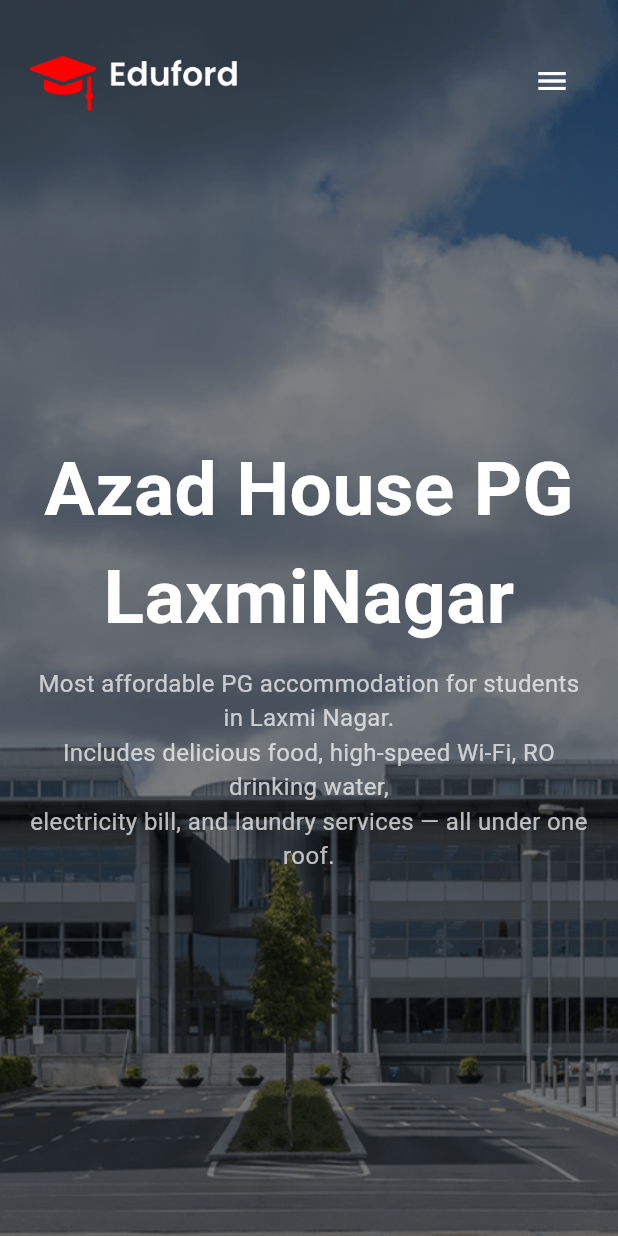
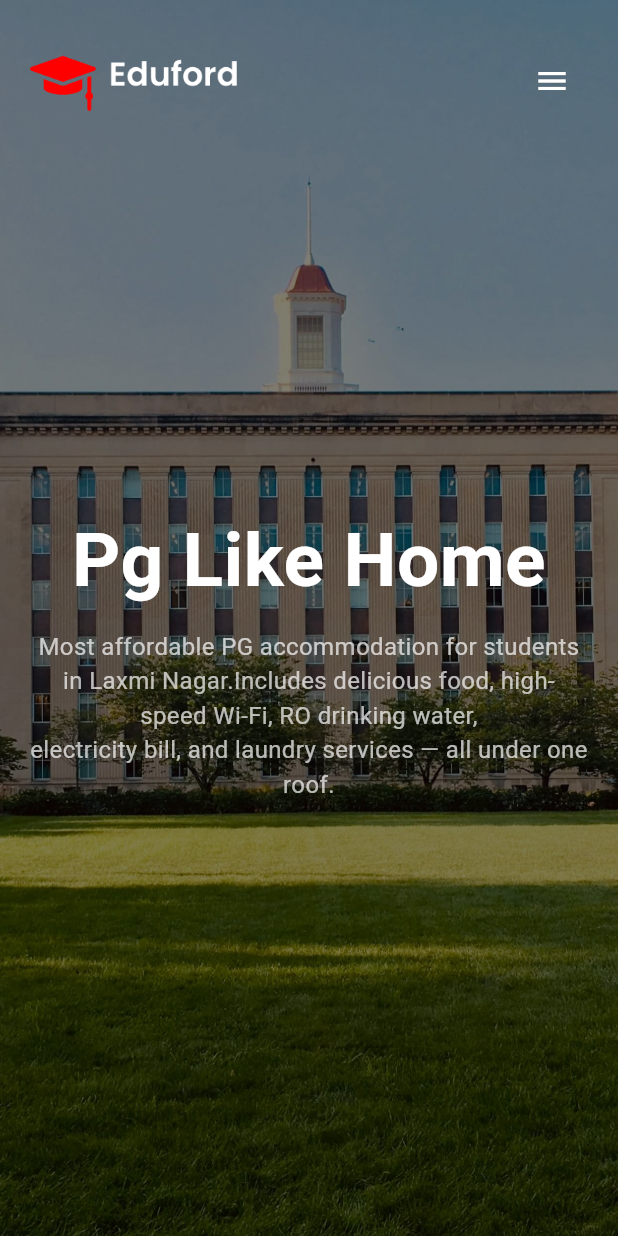
Before and after one commit to rituraj0506/websitepg, a Flutter app: the screen it shows after launch, on a phone screen of 412 x 824 dp. Run offline on Flutter 3.47's test engine with Material 3 defaults, Android fonts, the phone set to English and light mode, and no system bars; our stand-ins replace flutter_staggered_animations, font_awesome_flutter.

Commit message:
added changes

```diff
--- a/lib/Pages/DashboardPage.dart
+++ b/lib/Pages/DashboardPage.dart
@@ -71,7 +71,7 @@ class _DashboardpageState extends State<Dashboardpage> {
                   height: screenHeight,
                   decoration: const BoxDecoration(
                     image: DecorationImage(
-                      image: AssetImage('asset/banner.png'),
+                      image: AssetImage('asset/homeImage.jpg'),
                       fit: BoxFit.cover,
                     ),
                   ),
@@ -118,7 +118,7 @@ class _DashboardpageState extends State<Dashboardpage> {
                         child: Column(
                           children: const [
                             Text(
-                              "Azad House PG LaxmiNagar",
+                              "Pg Like Home",
                               textAlign: TextAlign.center,
                               style: TextStyle(
                                 color: Colors.white,
@@ -128,7 +128,7 @@ class _DashboardpageState extends State<Dashboardpage> {
                             ),
                             SizedBox(height: 10),
                             Text(
-                              "Most affordable PG accommodation for students in Laxmi Nagar.\nIncludes delicious food, high-speed Wi-Fi, RO drinking water,\nelectricity bill, and laundry services — all under one roof.",
+                              "Most affordable PG accommodation for students in Laxmi Nagar.Includes delicious food, high-speed Wi-Fi, RO drinking water,\nelectricity bill, and laundry services — all under one roof.",
                               style: TextStyle(
                                 color: Colors.white70,
                                 fontSize: 16,
```
